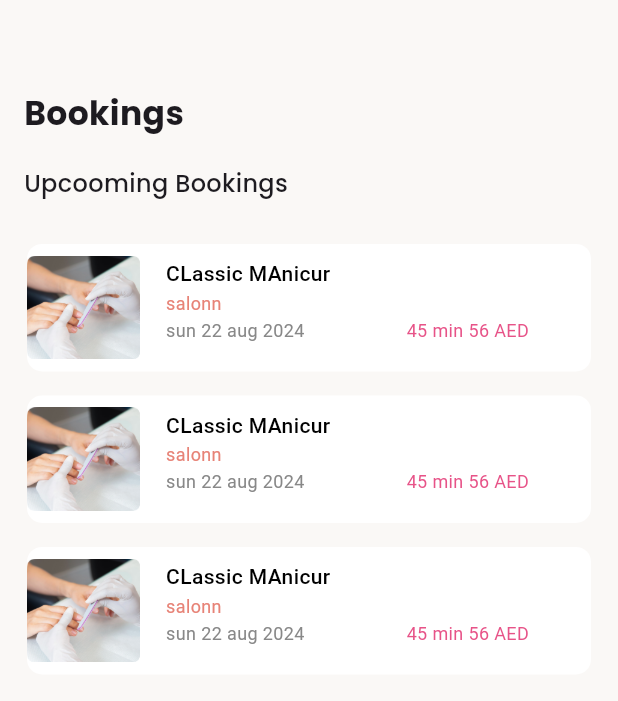
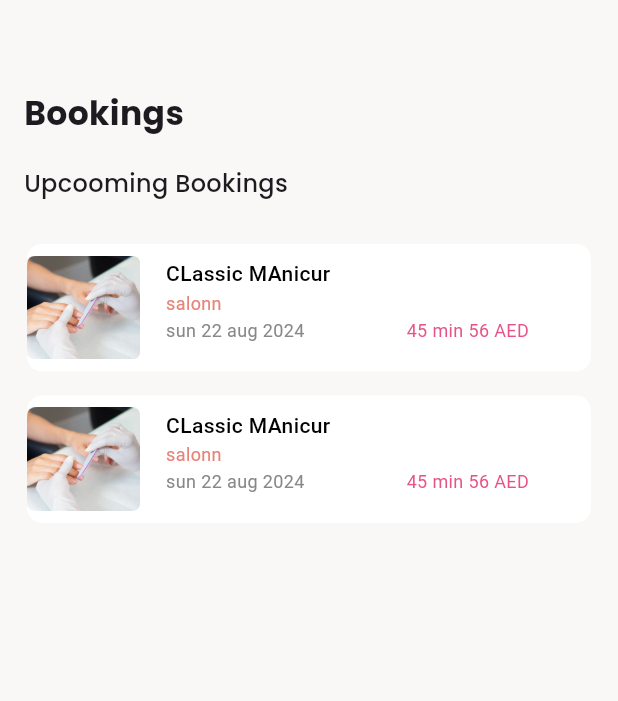
Before and after one commit to Shayanzahid227/LuciusBeautySalon-, a Flutter app: the screen it shows after launch, on a phone screen of 412 x 824 dp. Shown: the top 701 px of the screen. Run offline on Flutter 3.47's test engine with Material 3 defaults, Android fonts, the phone set to English and light mode, and no system bars; our stand-ins replace flutter_screenutil, google_fonts, table_calendar; missing offline and left inert: dart:ffi.

Commit message:
booking screen issue solve but ...

```diff
--- a/lib/ui/screens/Lucious/bookings/1bookings.dart
+++ b/lib/ui/screens/Lucious/bookings/1bookings.dart
@@ -53,7 +53,7 @@ class _BookingScreen_okState extends State<BookingScreen_ok> {
                       ),
                       SizedBox(height: screenHeight * 0.025),
                       SizedBox(
-                        height: screenHeight * 0.9,
+                        height: screenHeight * 0.3,
                         child: ListView.builder(
                           itemCount: model.listbookings.length,
                           itemBuilder: (BuildContext context, int index) {
@@ -73,10 +73,38 @@ class _BookingScreen_okState extends State<BookingScreen_ok> {
                           },
                         ),
                       ),
-                      Text(
-                        "previous Bookings",
-                        style: TextStyle(color: Colors.black),
-                      ),
+                      // Padding(
+                      //   padding: const EdgeInsets.only(left: 16.0),
+                      //   child: Row(
+                      //     children: [
+                      //       Text("Previous Bokkings"),
+                      //       Column(
+                      //         children: [
+                      //           SizedBox(
+                      //             height: screenHeight * 0.45,
+                      //             child: ListView.builder(
+                      //               itemCount: model.listbookings.length,
+                      //               itemBuilder:
+                      //                   (BuildContext context, int index) {
+                      //                 return GestureDetector(
+                      //                   onTap: () {},
+                      //                   child: Padding(
+                      //                     padding: EdgeInsets.symmetric(
+                      //                         horizontal: 10),
+                      //                     child: CustomBookingContainer(
+                      //                         object_bookings:
+                      //                             model.listbookings[index]),
+                      //                   ),
+                      //                 );
+                      //               },
+                      //             ),
+                      //           )
+                      //         ],
+                      //       )
+                      //     ],
+                      //   ),
+                      // )
+
                       // wrong methods
                       // SizedBox(
                       //   height: screenHeight * 0.9,
--- a/lib/ui/screens/Lucious/bookings/BookingsViewModel.dart
+++ b/lib/ui/screens/Lucious/bookings/BookingsViewModel.dart
@@ -16,11 +16,5 @@ class Bookingsviewmodel extends BaseViewModel {
         Type: "salonn",
         Date: "sun 22 aug 2024",
         TimeAndPrice: "45 min 56 AED"),
-    BookingsModel(
-        ImgUrl: "$staticAssets/details2.png",
-        Title: "CLassic MAnicur",
-        Type: "salonn",
-        Date: "sun 22 aug 2024",
-        TimeAndPrice: "45 min 56 AED"),
   ];
 }
```
